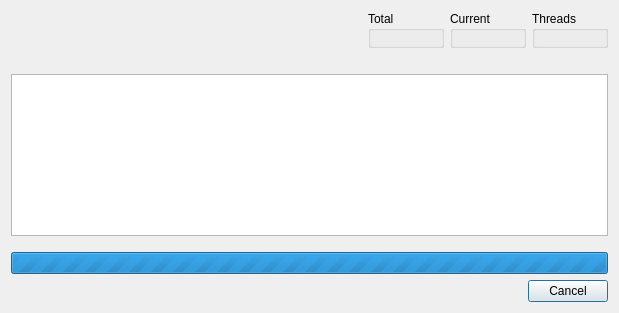
The window that gui_source/dialogscanprogress.ui (horsicq/DIE-sort) describes before a commit, drawn with Qt 5.
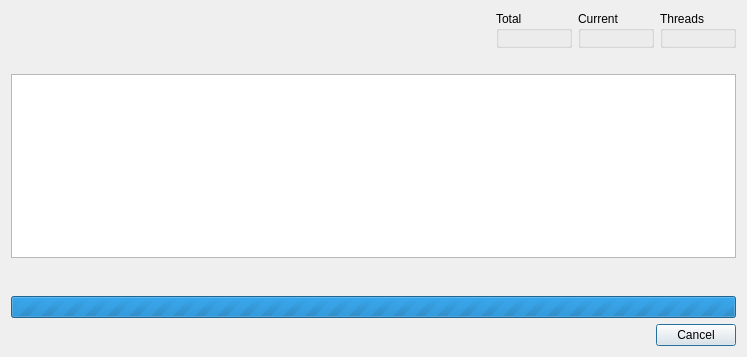
The same window after the commit.

What changed in the file:
```diff
--- a/gui_source/dialogscanprogress.ui
+++ b/gui_source/dialogscanprogress.ui
@@ -6,8 +6,8 @@
    <rect>
     <x>0</x>
     <y>0</y>
-    <width>619</width>
-    <height>313</height>
+    <width>747</width>
+    <height>357</height>
    </rect>
   </property>
   <property name="windowTitle">
```
